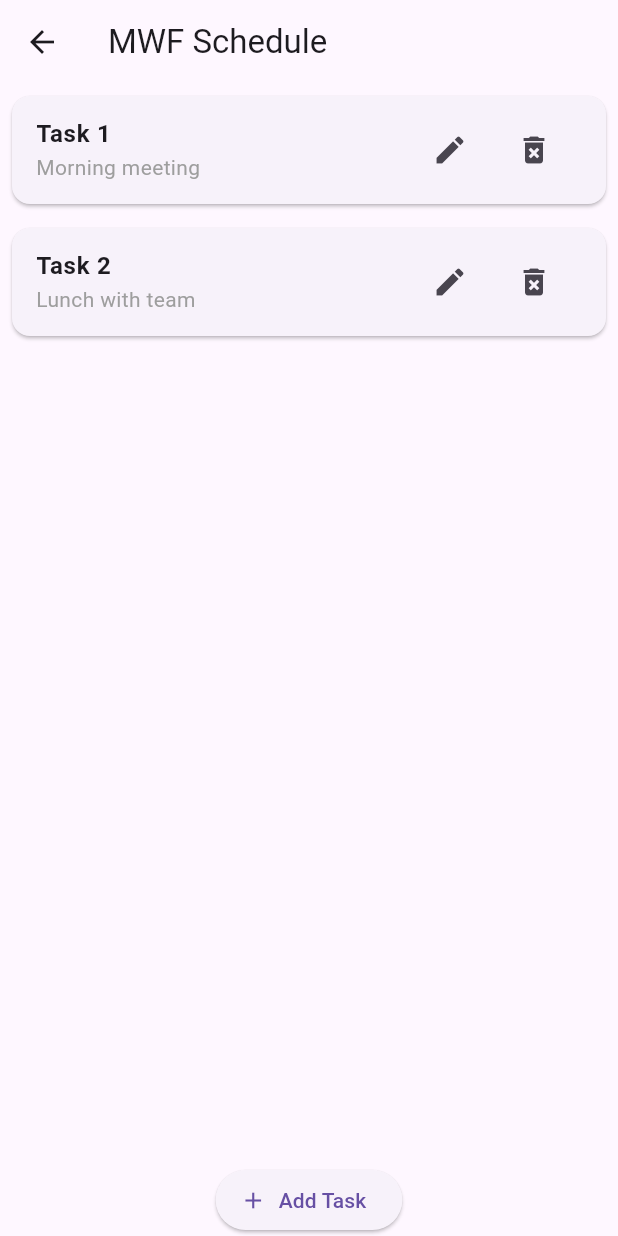
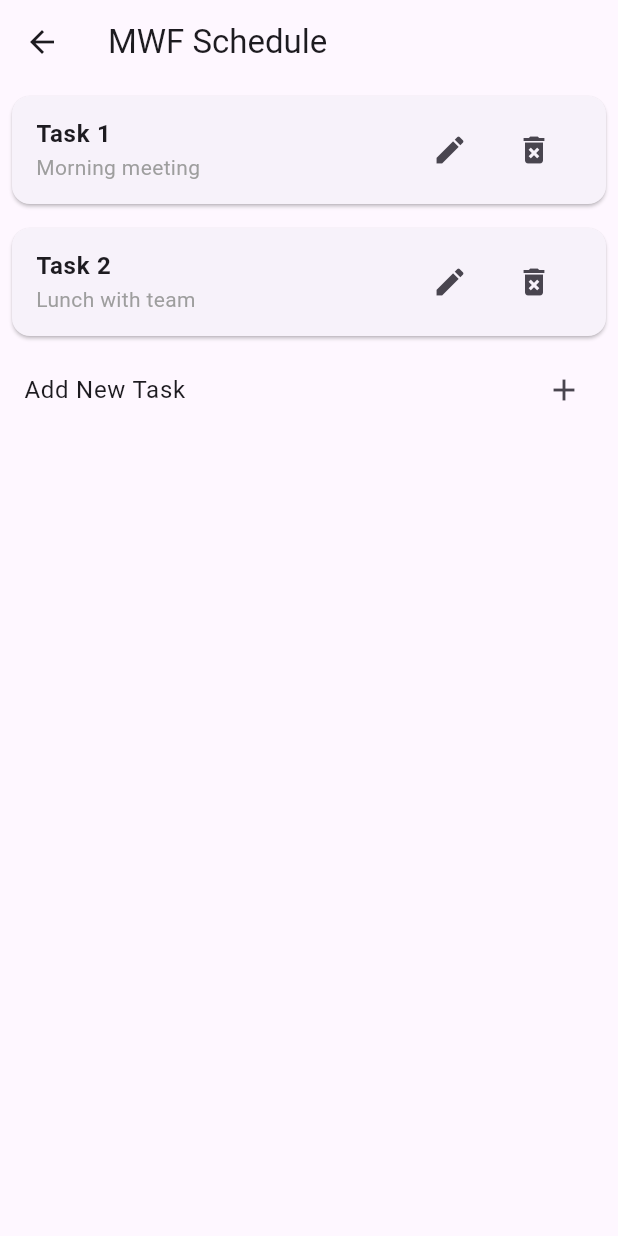
Before and after one commit to Sean-ORourke/MySpokenSchedules, a Flutter app: the screen it shows after launch, after a tap on "MWF Schedule", on a phone screen of 412 x 824 dp. Run offline on Flutter 3.47's test engine with Material 3 defaults, Android fonts, the phone set to English and light mode, and no system bars.

Commit message:
updating add tasks button to sit immediately below task list

```diff
--- a/my_spoken_schedules/lib/view/schedule_detail_view.dart
+++ b/my_spoken_schedules/lib/view/schedule_detail_view.dart
@@ -14,6 +14,8 @@ class ScheduleDetailView extends StatelessWidget {
   Widget build(BuildContext context) {
     final scheduleViewModel =
         Provider.of<SchedulesViewModel>(context, listen: true);
+    int taskCount = scheduleViewModel.scheduleModel?.tasks?.length ?? 0;
+    taskCount++;
     return Scaffold(
       appBar: AppBar(
         title:
@@ -23,8 +25,17 @@ class ScheduleDetailView extends StatelessWidget {
         children: [
           Expanded(
             child: ListView.builder(
-              itemCount: scheduleViewModel.scheduleModel?.tasks?.length ?? 0,
+              itemCount: taskCount,
               itemBuilder: (context, index) {
+                if (index == taskCount - 1) {
+                  return ListTile(
+                    title: Text('Add New Task'),
+                    trailing: Icon(Icons.add),
+                    onTap: () {
+                      scheduleViewModel.addTask();
+                    },
+                  );
+                }
                 final task = scheduleViewModel.scheduleModel!.tasks![index];
                 return SingleTaskWidget(
                   taskViewModel: TaskViewModel(task),
@@ -33,13 +44,6 @@ class ScheduleDetailView extends StatelessWidget {
               },
             ),
           ),
-          ElevatedButton.icon(
-            onPressed: () {
-              scheduleViewModel.addTask();
-            },
-            icon: Icon(Icons.add),
-            label: Text('Add Task'),
-          ),
         ],
       ),
     );
```
